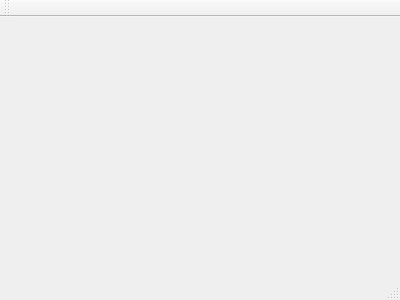
Old version of the form httpclient.ui in the repository Flippi187/Testlernen.
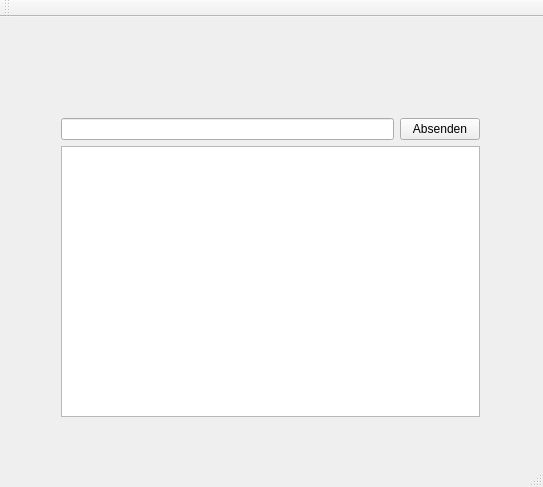
New version of the form.

The edit to the form file:
```diff
--- a/httpclient.ui
+++ b/httpclient.ui
@@ -1,24 +1,73 @@
 <ui version="4.0">
  <class>httpclient</class>
- <widget class="QMainWindow" name="httpclient" >
-  <property name="geometry" >
+ <widget class="QMainWindow" name="httpclient">
+  <property name="geometry">
    <rect>
     <x>0</x>
     <y>0</y>
-    <width>400</width>
-    <height>300</height>
+    <width>543</width>
+    <height>487</height>
    </rect>
   </property>
   <property name="windowTitle" >
    <string>httpclient</string>
   </property>
-  <widget class="QMenuBar" name="menuBar" />
-  <widget class="QToolBar" name="mainToolBar" />
-  <widget class="QWidget" name="centralWidget" />
-  <widget class="QStatusBar" name="statusBar" />
+  <widget class="QWidget" name="centralWidget">
+   <widget class="QWidget" name="">
+    <property name="geometry">
+     <rect>
+      <x>50</x>
+      <y>90</y>
+      <width>441</width>
+      <height>321</height>
+     </rect>
+    </property>
+    <layout class="QVBoxLayout" name="verticalLayout">
+     <item>
+      <layout class="QHBoxLayout" name="horizontalLayout">
+       <item>
+        <widget class="QLineEdit" name="g_address"/>
+       </item>
+       <item>
+        <widget class="QPushButton" name="g_absenden">
+         <property name="text">
+          <string>Absenden</string>
+         </property>
+        </widget>
+       </item>
+      </layout>
+     </item>
+     <item>
+      <widget class="QTextEdit" name="g_output">
+       <property name="readOnly">
+        <bool>true</bool>
+       </property>
+      </widget>
+     </item>
+    </layout>
+   </widget>
+  </widget>
+  <widget class="QMenuBar" name="menuBar">
+   <property name="geometry">
+    <rect>
+     <x>0</x>
+     <y>0</y>
+     <width>543</width>
+     <height>28</height>
+    </rect>
+   </property>
+  </widget>
+  <widget class="QToolBar" name="mainToolBar">
+   <attribute name="toolBarArea">
+    <enum>TopToolBarArea</enum>
+   </attribute>
+   <attribute name="toolBarBreak">
+    <bool>false</bool>
+   </attribute>
+  </widget>
+  <widget class="QStatusBar" name="statusBar"/>
  </widget>
- <layoutDefault spacing="6" margin="11" />
- <pixmapfunction></pixmapfunction>
+ <layoutdefault spacing="6" margin="11"/>
  <resources/>
  <connections/>
 </ui>
```
Left out of the diff: 3 changed lines with no effect on the pictures.
